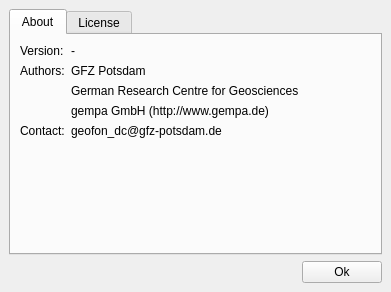
Qt form libs/seiscomp/gui/core/aboutwidget.ui (SeisComP/common) before a commit.
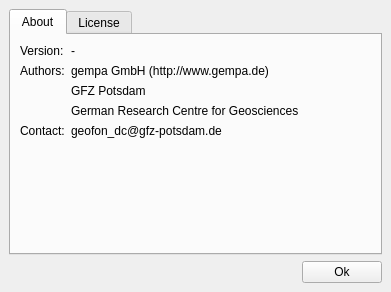
The same form after that commit.

```diff
--- a/libs/seiscomp/gui/core/aboutwidget.ui
+++ b/libs/seiscomp/gui/core/aboutwidget.ui
@@ -35,13 +35,6 @@
        <property name="spacing" >
         <number>6</number>
        </property>
-       <item row="1" column="1" >
-        <widget class="QLabel" name="label_3" >
-         <property name="text" >
-          <string>GFZ Potsdam</string>
-         </property>
-        </widget>
-       </item>
        <item row="0" column="1" >
         <widget class="QLabel" name="labelVersion" >
          <property name="text" >
@@ -49,20 +42,27 @@
          </property>
         </widget>
        </item>
+       <item row="1" column="1" >
+        <widget class="QLabel" name="label_7" >
+         <property name="text" >
+          <string>gempa GmbH (http://www.gempa.de)</string>
+         </property>
+        </widget>
+       </item>
        <item row="2" column="1" >
+        <widget class="QLabel" name="label_3" >
+         <property name="text" >
+          <string>GFZ Potsdam</string>
+         </property>
+        </widget>
+       </item>
+       <item row="4" column="1" >
         <widget class="QLabel" name="label_6" >
          <property name="text" >
           <string>German Research Centre for Geosciences</string>
          </property>
         </widget>
        </item>
-       <item row="4" column="1" >
-        <widget class="QLabel" name="label_7" >
-         <property name="text" >
-          <string>gempa GmbH (http://www.gempa.de)</string>
-         </property>
-        </widget>
-       </item>
        <item row="0" column="0" >
         <widget class="QLabel" name="label" >
          <property name="sizePolicy" >
```
